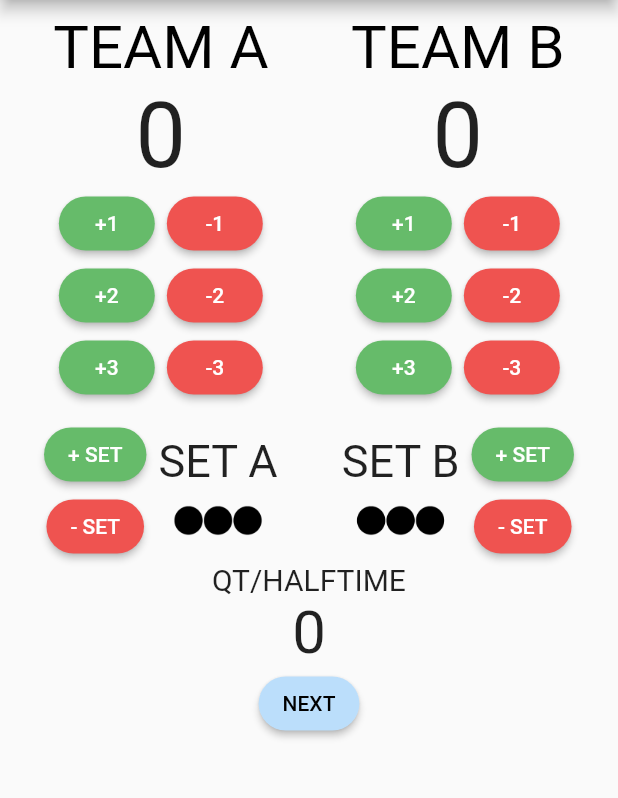
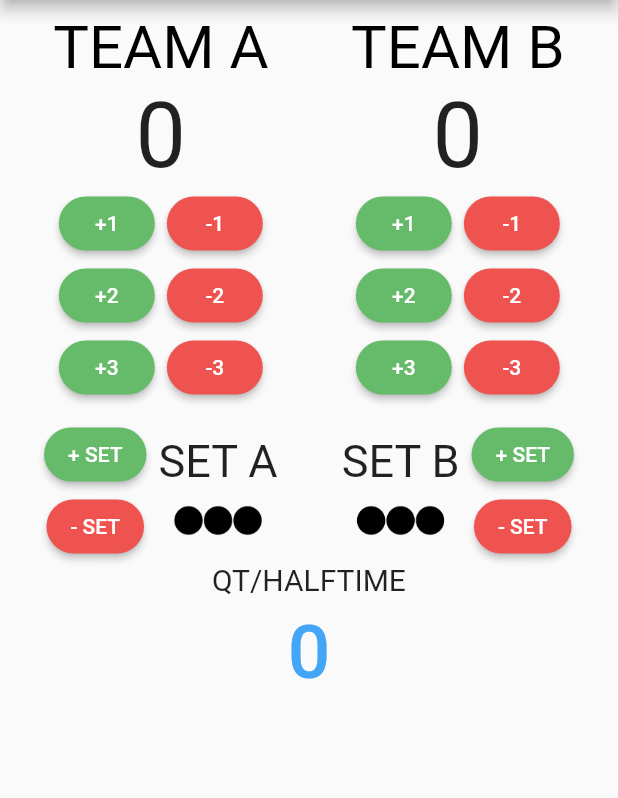
Before and after one commit to Thanapat23/Scoreboard, a Flutter app: the screen it shows after launch, on a phone screen of 412 x 824 dp, the part 84-882 px from its top. Run offline on Flutter 3.47's test engine with Material 2 defaults, Android fonts, the phone set to English and light mode, and no system bars.

Commit message:
commit Edit buttonQT

```diff
--- a/lib/main.dart
+++ b/lib/main.dart
@@ -370,18 +370,20 @@ class _MyHomePageState extends State<MyHomePage>
                   ],
                 ),
                 const Text('QT/HALFTIME', style: TextStyle(fontSize: 20)),
-                Text(
-                  "$count",
-                  style: const TextStyle(fontSize: 40),
-                ),
-                ElevatedButton(
-                    style: ElevatedButton.styleFrom(
-                      foregroundColor: Colors.black,
-                      backgroundColor: Colors.blue[100],
-                      shape: const StadiumBorder(), // foreground
-                    ),
-                    onPressed: () => buttonSetMinus(2, 1),
-                    child: const Text("NEXT")),
+                // Text(
+                //   "$count",
+                //   style: const TextStyle(fontSize: 40),
+                // ),
+                TextButton(
+                  style: TextButton.styleFrom(
+                    foregroundColor: Colors.blue[400],
+                  ),
+                  onPressed: () => buttonQT(1),
+                  child: Text(
+                    "$count",
+                    style: const TextStyle(fontSize: 50),
+                  ),
+                )
               ],
             )),
       ),
@@ -434,4 +436,10 @@ class _MyHomePageState extends State<MyHomePage>
       }
     });
   }
+
+  void buttonQT(int increment) {
+    setState(() {
+      count = (count + increment > 4) ? 0 : count + increment;
+    });
+  }
 }
```
